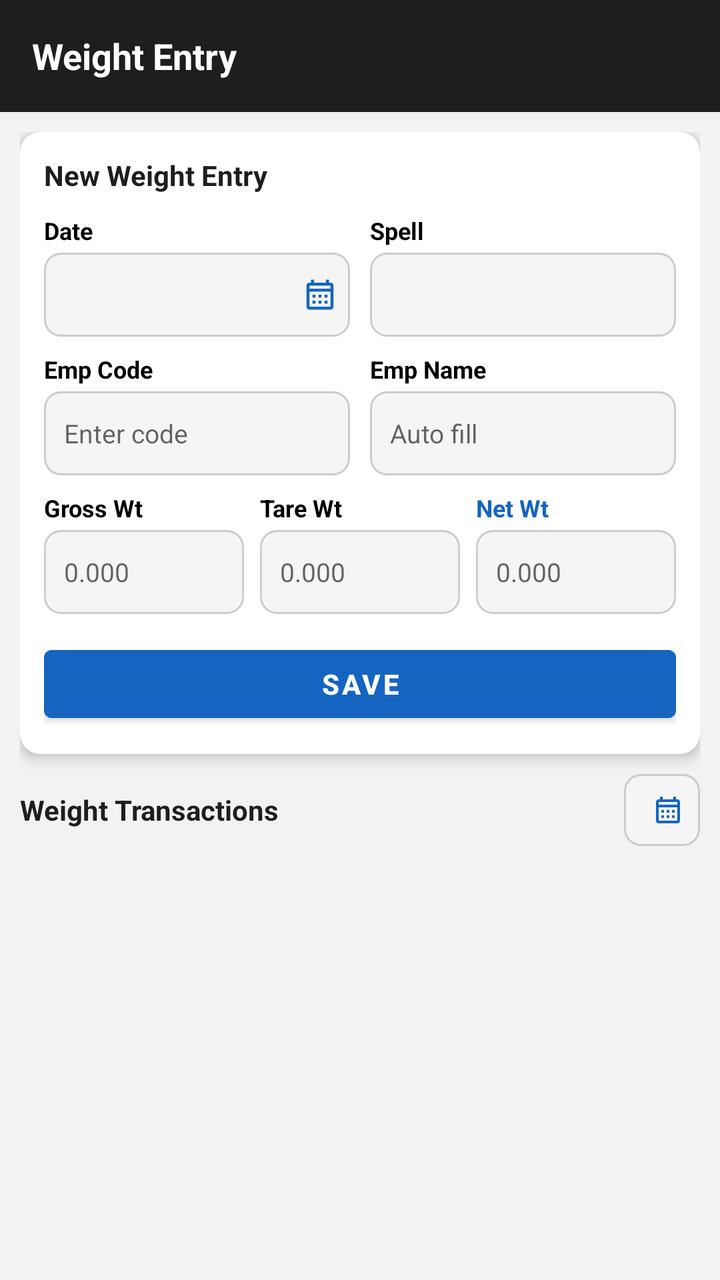
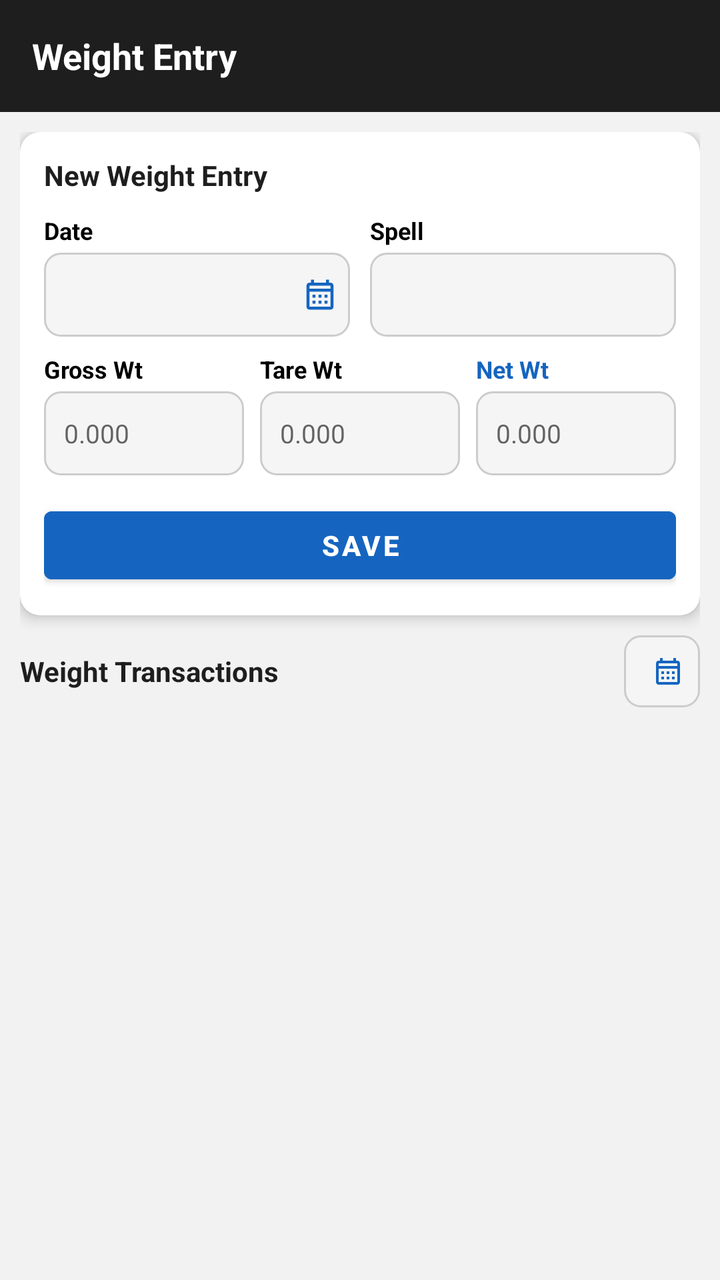

An Android layout rendered at two revisions. The XML below is the earlier revision; the diff shows what the commit changed to produce the second picture.
<!-- AndroidManifest.xml: application theme Theme.MyHrms -->
<!-- res/layout/activity_weight_entry.xml -->
<?xml version="1.0" encoding="utf-8"?>
<LinearLayout xmlns:android="http://schemas.android.com/apk/res/android"
    xmlns:app="http://schemas.android.com/apk/res-auto"
    android:layout_width="match_parent"
    android:layout_height="match_parent"
    android:orientation="vertical"
    android:background="#F2F2F2">

    <androidx.appcompat.widget.Toolbar
        android:id="@+id/toolbar"
        android:layout_width="match_parent"
        android:layout_height="?attr/actionBarSize"
        android:background="#1E1E1E"
        app:titleTextColor="@color/white">
        <TextView
            android:layout_width="wrap_content"
            android:layout_height="wrap_content"
            android:text="Weight Entry"
            android:textColor="#FFFFFF"
            android:textSize="18sp"
            android:textStyle="bold" />
    </androidx.appcompat.widget.Toolbar>

    <ScrollView
        android:layout_width="match_parent"
        android:layout_height="match_parent">

        <LinearLayout
            android:layout_width="match_parent"
            android:layout_height="wrap_content"
            android:orientation="vertical"
            android:padding="10dp">

            
            <androidx.cardview.widget.CardView
                android:layout_width="match_parent"
                android:layout_height="wrap_content"
                android:layout_marginBottom="10dp"
                app:cardCornerRadius="10dp"
                app:cardElevation="4dp"
                app:cardBackgroundColor="#FFFFFF">

                <LinearLayout
                    android:layout_width="match_parent"
                    android:layout_height="wrap_content"
                    android:orientation="vertical"
                    android:padding="12dp">

                    <TextView
                        android:layout_width="wrap_content"
                        android:layout_height="wrap_content"
                        android:text="New Weight Entry"
                        android:textSize="14sp"
                        android:textStyle="bold"
                        android:textColor="#1E1E1E"
                        android:layout_marginBottom="10dp" />

                    
                    <LinearLayout
                        android:layout_width="match_parent"
                        android:layout_height="wrap_content"
                        android:orientation="horizontal"
                        android:weightSum="2"
                        android:layout_marginBottom="8dp">

                        <LinearLayout
                            android:layout_width="0dp"
                            android:layout_height="wrap_content"
                            android:layout_weight="1"
                            android:orientation="vertical"
                            android:layout_marginEnd="5dp">
                            <TextView android:layout_width="wrap_content" android:layout_height="wrap_content"
                                android:text="Date" android:textColor="#000000" android:textSize="12sp"
                                android:textStyle="bold" android:layout_marginBottom="3dp"/>
                            <LinearLayout
                                android:id="@+id/btnWtDate"
                                android:layout_width="match_parent"
                                android:layout_height="42dp"
                                android:background="@drawable/bg_input_rounded_light"
                                android:gravity="center_vertical"
                                android:orientation="horizontal"
                                android:paddingStart="10dp"
                                android:paddingEnd="6dp">
                                <TextView
                                    android:id="@+id/tvWtDate"
                                    android:layout_width="0dp"
                                    android:layout_height="wrap_content"
                                    android:layout_weight="1"
                                    android:textColor="#000000"
                                    android:textSize="13sp" />
                                <ImageView android:layout_width="18dp" android:layout_height="18dp"
                                    android:src="@drawable/ic_calendar" app:tint="#1565C0" />
                            </LinearLayout>
                        </LinearLayout>

                        <LinearLayout
                            android:layout_width="0dp"
                            android:layout_height="wrap_content"
                            android:layout_weight="1"
                            android:orientation="vertical"
                            android:layout_marginStart="5dp">
                            <TextView android:layout_width="wrap_content" android:layout_height="wrap_content"
                                android:text="Spell" android:textColor="#000000" android:textSize="12sp"
                                android:textStyle="bold" android:layout_marginBottom="3dp"/>
                            <Spinner
                                android:id="@+id/spWtSpell"
                                android:layout_width="match_parent"
                                android:layout_height="42dp"
                                android:background="@drawable/bg_input_rounded_light"
                                android:paddingStart="8dp"
                                android:textColor="#000000" />
                        </LinearLayout>
                    </LinearLayout>

                    
                    <LinearLayout
                        android:layout_width="match_parent"
                        android:layout_height="wrap_content"
                        android:orientation="horizontal"
                        android:weightSum="2"
                        android:layout_marginBottom="8dp">

                        <LinearLayout
                            android:layout_width="0dp"
                            android:layout_height="wrap_content"
                            android:layout_weight="1"
                            android:orientation="vertical"
                            android:layout_marginEnd="5dp">
                            <TextView android:layout_width="wrap_content" android:layout_height="wrap_content"
                                android:text="Emp Code" android:textColor="#000000" android:textSize="12sp"
                                android:textStyle="bold" android:layout_marginBottom="3dp"/>
                            <EditText
                                android:id="@+id/etWtEmpCode"
                                android:layout_width="match_parent"
                                android:layout_height="42dp"
                                android:background="@drawable/bg_input_rounded_light"
                                android:paddingStart="10dp"
                                android:inputType="text"
                                android:textColor="#000000"
                                android:textSize="13sp"
                                android:hint="Enter code"
                                android:imeOptions="actionDone" />
                        </LinearLayout>

                        <LinearLayout
                            android:layout_width="0dp"
                            android:layout_height="wrap_content"
                            android:layout_weight="1"
                            android:orientation="vertical"
                            android:layout_marginStart="5dp">
                            <TextView android:layout_width="wrap_content" android:layout_height="wrap_content"
                                android:text="Emp Name" android:textColor="#000000" android:textSize="12sp"
                                android:textStyle="bold" android:layout_marginBottom="3dp"/>
                            <EditText
                                android:id="@+id/etWtEmpName"
                                android:layout_width="match_parent"
                                android:layout_height="42dp"
                                android:background="@drawable/bg_input_rounded_light"
                                android:paddingStart="10dp"
                                android:textColor="#000000"
                                android:textSize="13sp"
                                android:focusable="false"
                                android:hint="Auto fill" />
                        </LinearLayout>
                    </LinearLayout>

                    
                    <LinearLayout
                        android:layout_width="match_parent"
                        android:layout_height="wrap_content"
                        android:orientation="horizontal"
                        android:weightSum="3"
                        android:layout_marginBottom="12dp">

                        <LinearLayout
                            android:layout_width="0dp"
                            android:layout_height="wrap_content"
                            android:layout_weight="1"
                            android:orientation="vertical"
                            android:layout_marginEnd="4dp">
                            <TextView android:layout_width="wrap_content" android:layout_height="wrap_content"
                                android:text="Gross Wt" android:textColor="#000000" android:textSize="12sp"
                                android:textStyle="bold" android:layout_marginBottom="3dp"/>
                            <EditText
                                android:id="@+id/etWtGross"
                                android:layout_width="match_parent"
                                android:layout_height="42dp"
                                android:background="@drawable/bg_input_rounded_light"
                                android:paddingStart="10dp"
                                android:inputType="numberDecimal"
                                android:textColor="#000000"
                                android:textSize="13sp"
                                android:hint="0.000" />
                        </LinearLayout>

                        <LinearLayout
                            android:layout_width="0dp"
                            android:layout_height="wrap_content"
                            android:layout_weight="1"
                            android:orientation="vertical"
                            android:layout_marginHorizontal="4dp">
                            <TextView android:layout_width="wrap_content" android:layout_height="wrap_content"
                                android:text="Tare Wt" android:textColor="#000000" android:textSize="12sp"
                                android:textStyle="bold" android:layout_marginBottom="3dp"/>
                            <EditText
                                android:id="@+id/etWtTare"
                                android:layout_width="match_parent"
                                android:layout_height="42dp"
                                android:background="@drawable/bg_input_rounded_light"
                                android:paddingStart="10dp"
                                android:inputType="numberDecimal"
                                android:textColor="#000000"
                                android:textSize="13sp"
                                android:hint="0.000" />
                        </LinearLayout>

                        <LinearLayout
                            android:layout_width="0dp"
                            android:layout_height="wrap_content"
                            android:layout_weight="1"
                            android:orientation="vertical"
                            android:layout_marginStart="4dp">
                            <TextView android:layout_width="wrap_content" android:layout_height="wrap_content"
                                android:text="Net Wt" android:textColor="#1565C0" android:textSize="12sp"
                                android:textStyle="bold" android:layout_marginBottom="3dp"/>
                            <EditText
                                android:id="@+id/etWtNet"
                                android:layout_width="match_parent"
                                android:layout_height="42dp"
                                android:background="@drawable/bg_input_rounded_light"
                                android:paddingStart="10dp"
                                android:inputType="numberDecimal"
                                android:textColor="#1565C0"
                                android:textSize="13sp"
                                android:hint="0.000"
                                android:focusable="false" />
                        </LinearLayout>
                    </LinearLayout>

                    <Button
                        android:id="@+id/btnWtSave"
                        android:layout_width="match_parent"
                        android:layout_height="46dp"
                        android:text="SAVE"
                        android:textColor="#FFFFFF"
                        android:backgroundTint="#1565C0"
                        android:textStyle="bold" />

                </LinearLayout>
            </androidx.cardview.widget.CardView>

            
            <LinearLayout
                android:layout_width="match_parent"
                android:layout_height="wrap_content"
                android:orientation="horizontal"
                android:gravity="center_vertical"
                android:layout_marginBottom="6dp">

                <TextView
                    android:layout_width="0dp"
                    android:layout_height="wrap_content"
                    android:layout_weight="1"
                    android:text="Weight Transactions"
                    android:textSize="14sp"
                    android:textStyle="bold"
                    android:textColor="#1E1E1E" />

                <LinearLayout
                    android:id="@+id/btnListDate"
                    android:layout_width="wrap_content"
                    android:layout_height="36dp"
                    android:background="@drawable/bg_input_rounded_light"
                    android:gravity="center_vertical"
                    android:orientation="horizontal"
                    android:paddingStart="10dp"
                    android:paddingEnd="8dp">
                    <TextView
                        android:id="@+id/tvListDate"
                        android:layout_width="wrap_content"
                        android:layout_height="wrap_content"
                        android:textColor="#000000"
                        android:textSize="12sp" />
                    <ImageView android:layout_width="16dp" android:layout_height="16dp"
                        android:src="@drawable/ic_calendar" android:layout_marginStart="4dp"
                        app:tint="#1565C0" />
                </LinearLayout>
            </LinearLayout>

            <ProgressBar
                android:id="@+id/progressWt"
                android:layout_width="wrap_content"
                android:layout_height="wrap_content"
                android:layout_gravity="center_horizontal"
                android:visibility="gone" />

            <TextView
                android:id="@+id/tvWtEmpty"
                android:layout_width="match_parent"
                android:layout_height="wrap_content"
                android:text="No records found"
                android:gravity="center"
                android:textColor="#888888"
                android:textSize="13sp"
                android:padding="16dp"
                android:visibility="gone" />

            <androidx.recyclerview.widget.RecyclerView
                android:id="@+id/rvWeightTransactions"
                android:layout_width="match_parent"
                android:layout_height="wrap_content"
                android:nestedScrollingEnabled="false" />

        </LinearLayout>
    </ScrollView>

</LinearLayout>
<!-- resources referenced by this layout -->
<resources>
  <color name="white">#FFFFFFFF</color>
  <!-- drawable bg_input_rounded_light (drawable) -->
  <?xml version="1.0" encoding="utf-8"?>
  <shape xmlns:android="http://schemas.android.com/apk/res/android"
      android:shape="rectangle">
      <solid android:color="#F5F5F5" />
      <corners android:radius="8dp" />
      <stroke
          android:width="1dp"
          android:color="#CCCCCC" />
  </shape>
  <!-- drawable ic_calendar (drawable) -->
  <?xml version="1.0" encoding="utf-8"?>
  <vector xmlns:android="http://schemas.android.com/apk/res/android"
      android:width="24dp"
      android:height="24dp"
      android:viewportWidth="24"
      android:viewportHeight="24">
      <path
          android:fillColor="#FFFFFF"
          android:pathData="M19,4h-1V2h-2v2H8V2H6v2H5C3.89,4 3.01,4.9 3.01,6L3,20c0,1.1 0.89,2 2,2h14c1.1,0 2,-0.9 2,-2V6C21,4.9 20.1,4 19,4zM19,20H5V10h14V20zM19,8H5V6h14V8zM9,14H7v-2h2V14zM13,14h-2v-2h2V14zM17,14h-2v-2h2V14zM9,18H7v-2h2V18zM13,18h-2v-2h2V18zM17,18h-2v-2h2V18z" />
  </vector>
  <style name="Theme.MyHrms" parent="Theme.MaterialComponents.DayNight.NoActionBar">
          
          <item name="colorPrimary">@color/toolbar_dark_blue</item>
          <item name="colorPrimaryVariant">@color/toolbar_dark_blue</item>
          <item name="colorOnPrimary">@color/white</item>
          
          <item name="colorSecondary">@color/teal_200</item>
          <item name="colorSecondaryVariant">@color/teal_700</item>
          <item name="colorOnSecondary">@color/black</item>
          
          <item name="android:statusBarColor">@color/toolbar_dark_blue</item>
          
      </style>
  <color name="toolbar_dark_blue">#003B5C</color>
  <color name="teal_200">#FF03DAC5</color>
  <color name="teal_700">#FF018786</color>
  <color name="black">#FF000000</color>
</resources>

<!-- the commit's change to res/layout/activity_weight_entry.xml (unified diff, before → after) -->
@@ -112,57 +112,6 @@
                         </LinearLayout>
                     </LinearLayout>
 
-                    
-                    <LinearLayout
-                        android:layout_width="match_parent"
-                        android:layout_height="wrap_content"
-                        android:orientation="horizontal"
-                        android:weightSum="2"
-                        android:layout_marginBottom="8dp">
-
-                        <LinearLayout
-                            android:layout_width="0dp"
-                            android:layout_height="wrap_content"
-                            android:layout_weight="1"
-                            android:orientation="vertical"
-                            android:layout_marginEnd="5dp">
-                            <TextView android:layout_width="wrap_content" android:layout_height="wrap_content"
-                                android:text="Emp Code" android:textColor="#000000" android:textSize="12sp"
-                                android:textStyle="bold" android:layout_marginBottom="3dp"/>
-                            <EditText
-                                android:id="@+id/etWtEmpCode"
-                                android:layout_width="match_parent"
-                                android:layout_height="42dp"
-                                android:background="@drawable/bg_input_rounded_light"
-                                android:paddingStart="10dp"
-                                android:inputType="text"
-                                android:textColor="#000000"
-                                android:textSize="13sp"
-                                android:hint="Enter code"
-                                android:imeOptions="actionDone" />
-                        </LinearLayout>
-
-                        <LinearLayout
-                            android:layout_width="0dp"
-                            android:layout_height="wrap_content"
-                            android:layout_weight="1"
-                            android:orientation="vertical"
-                            android:layout_marginStart="5dp">
-                            <TextView android:layout_width="wrap_content" android:layout_height="wrap_content"
-                                android:text="Emp Name" android:textColor="#000000" android:textSize="12sp"
-                                android:textStyle="bold" android:layout_marginBottom="3dp"/>
-                            <EditText
-                                android:id="@+id/etWtEmpName"
-                                android:layout_width="match_parent"
-                                android:layout_height="42dp"
-                                android:background="@drawable/bg_input_rounded_light"
-                                android:paddingStart="10dp"
-                                android:textColor="#000000"
-                                android:textSize="13sp"
-                                android:focusable="false"
-                                android:hint="Auto fill" />
-                        </LinearLayout>
-                    </LinearLayout>
 
                     
                     <LinearLayout
